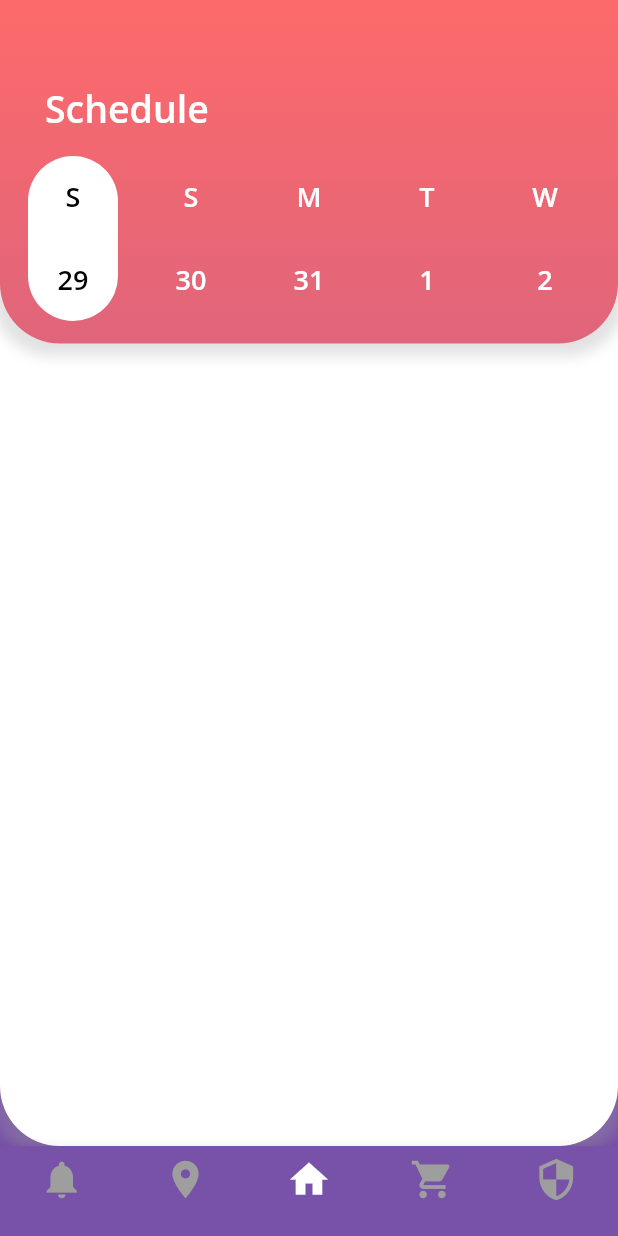
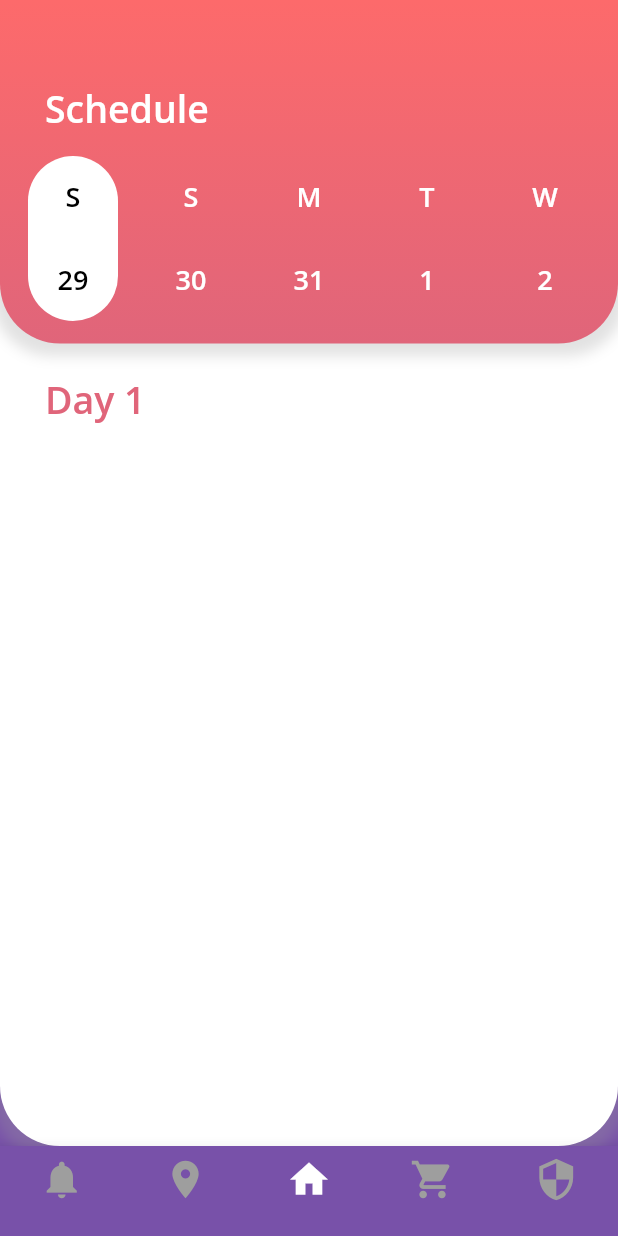
Before and after one commit to JUNIORCO/Event-App, a Flutter app: the screen it shows after launch, on a phone screen of 412 x 824 dp. Run offline on Flutter 3.47's test engine with Material 2 defaults, Android fonts, the phone set to English and light mode, and no system bars; our stand-ins replace flutter_map, flutter_svg, latlong.

Commit message:
Minor changes

```diff
--- a/lib/main.dart
+++ b/lib/main.dart
@@ -1,5 +1,5 @@
 import 'package:flutter/material.dart';
-import 'package:event_app/screens/home_screen.dart';
+import 'package:event_app/screens/home.dart';
 import 'package:event_app/screens/map.dart';
 import 'package:event_app/screens/notifications.dart';
 import 'package:event_app/screens/offers.dart';
--- a/lib/screens/home_screen.dart
+++ b/lib/screens/home.dart
@@ -1,6 +1,6 @@
-import 'package:event_app/screens/notifications.dart';
 import 'package:flutter/material.dart';
 import 'package:intl/intl.dart';
+import '../widgets/schedule_events.dart';
 
 class HomeScreen extends StatefulWidget {
   @override
@@ -106,24 +106,6 @@ class _HomeScreenState extends State<HomeScreen> {
                   bottomLeft: Radius.circular(40.0),
                   bottomRight: Radius.circular(40.0),
                 ),
-                color: Colors.white,
-                boxShadow: [
-                  BoxShadow(
-                    color: Colors.grey.withOpacity(0.3),
-                    spreadRadius: 5,
-                    offset: Offset(0, 3),
-                    blurRadius: 7.0,
-                  ),
-                ],
-              ),
-            ),
-            Container(
-              // height: MediaQuery.of(context).size.height / 4,
-              decoration: BoxDecoration(
-                borderRadius: BorderRadius.only(
-                  bottomLeft: Radius.circular(40.0),
-                  bottomRight: Radius.circular(40.0),
-                ),
                 gradient: LinearGradient(
                   begin: Alignment.topCenter,
                   end: Alignment.bottomCenter,
@@ -143,9 +125,8 @@ class _HomeScreenState extends State<HomeScreen> {
               ),
               child: Column(
                 children: <Widget>[
-                  Align(
+                  Container(
                     alignment: Alignment.centerLeft,
-                    child: Container(
                     margin: EdgeInsets.only(
                       top: 40,
                       left: 15,
@@ -158,7 +139,6 @@ class _HomeScreenState extends State<HomeScreen> {
                         fontWeight: FontWeight.w600,
                         color: Colors.white,
                         fontFamily: 'Open Sans',
-                        ),
                       ),
                     ),
                   ),
@@ -178,6 +158,21 @@ class _HomeScreenState extends State<HomeScreen> {
                 ],
               ),
             ),
+            Container(
+              margin: EdgeInsets.all(20.0),
+              padding: EdgeInsets.only(left: 10.0),
+              alignment: Alignment.centerLeft,
+              child: Text(
+                'Day 1',
+                style: TextStyle(
+                  fontSize: 25.0,
+                  fontWeight: FontWeight.w600,
+                  color: _colors[_selectedIndex + 5],
+                  fontFamily: 'Open Sans',
+                ),
+              ),
+            ),
+            //buildEvents(),
           ],
         ),
       ],
--- a/lib/screens/map.dart
+++ b/lib/screens/map.dart
@@ -8,7 +8,7 @@ class Map extends StatelessWidget {
   Widget build(BuildContext context) {
     return new FlutterMap(
       options: new MapOptions(
-        center: new LatLng(51.5, -0.09),
+        center: new LatLng(45.496126, -73.565544),
         zoom: 13.0,
       ),
       layers: [
@@ -21,18 +21,16 @@ class Map extends StatelessWidget {
             'id': 'mapbox.streets',
           },
         ),
-        new MarkerLayerOptions(
-          markers: [
-            new Marker(
-              width: 80.0,
-              height: 80.0,
-              point: new LatLng(51.5, -0.09),
-              builder: (ctx) => new Container(
-                child: new FlutterLogo(),
-              ),
-            ),
-          ],
-        ),
+        // new MarkerLayerOptions(
+        //   markers: [
+        //     new Marker(
+        //       width: 30.0,
+        //       height: 30.0,
+        //       point: new LatLng(45.496126, -73.565544),
+        //       builder: (ctx) => new FlutterLogo(),
+        //     ),
+        //   ],
+        // ),
       ],
     );
   }
```
Lines whose indentation alone changed are shown as unchanged.
